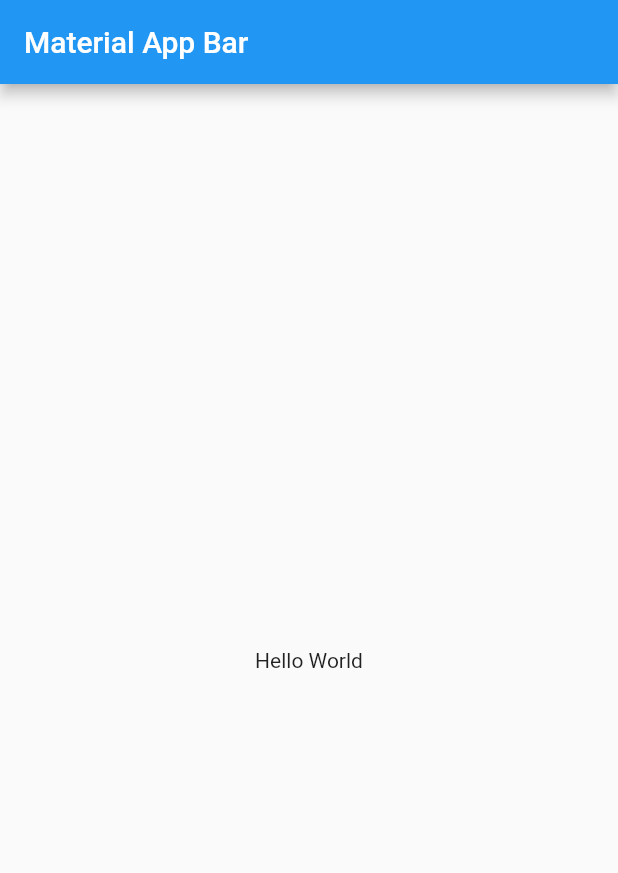
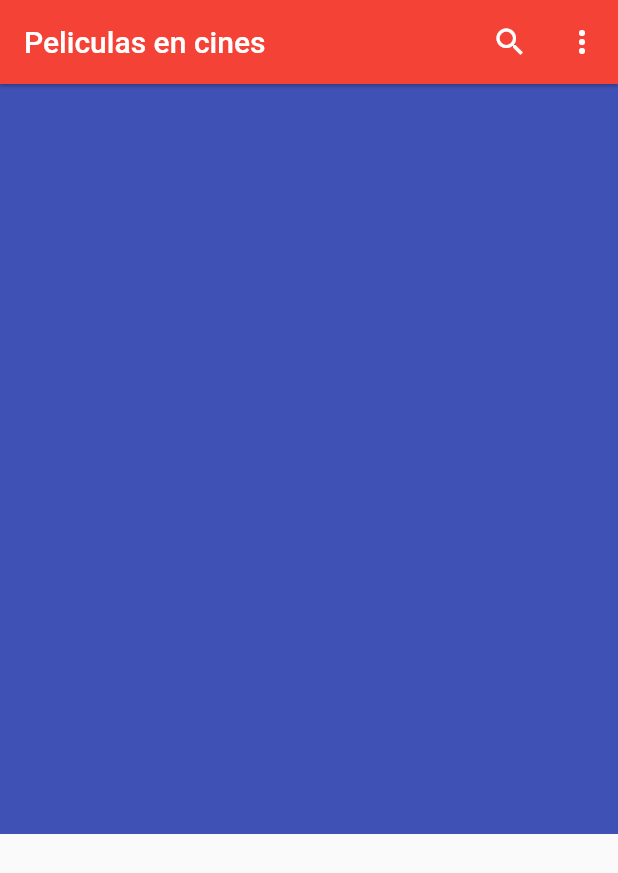
Before and after one commit to Turyfay/app-movie-flutter, a Flutter app: the screen it shows after launch, on a phone screen of 412 x 824 dp. Shown: the top 873 px of the screen. Run offline on Flutter 3.47's test engine with Material 2 defaults, Android fonts, the phone set to English and light mode, and no system bars.

Commit message:
Se detallo en el home

```diff
--- a/lib/main.dart
+++ b/lib/main.dart
@@ -1,3 +1,4 @@
+import 'package:app_movie/screens/screens.dart';
 import 'package:flutter/material.dart';
 
 void main() => runApp(MyApp());
@@ -8,16 +9,16 @@ class MyApp extends StatelessWidget {
   @override
   Widget build(BuildContext context) {
     return MaterialApp(
-      title: 'Material App',
-      home: Scaffold(
-        appBar: AppBar(
-          title: Text('Material App Bar'),
-        ),
-        body: Center(
-          child: Container(
-            child: Text('Hello World'),
-          ),
-        ),
+      debugShowCheckedModeBanner: false,
+      title: 'Peliculas',
+      initialRoute: 'home',
+      routes: {
+        'home': (context) => const HomeScreen(),
+        'details': (context) => const DetailScreen(),
+      },
+      theme: ThemeData.light().copyWith(
+        appBarTheme: const AppBarTheme(color: Colors.red),
+        primaryColor: Colors.red,
       ),
     );
   }
--- a/lib/screens/home_screen.dart
+++ b/lib/screens/home_screen.dart
@@ -1,3 +1,4 @@
+import 'package:app_movie/widgets/widgets.dart';
 import 'package:flutter/material.dart';
 
 class HomeScreen extends StatelessWidget {
@@ -5,9 +6,23 @@ class HomeScreen extends StatelessWidget {
 
   @override
   Widget build(BuildContext context) {
-    return const Scaffold(
-      body: Center(
-        child: Text('HomeScreen'),
+    return Scaffold(
+      appBar: AppBar(
+        elevation: 1,
+        actions: [
+          IconButton(
+            icon: const Icon(Icons.search),
+            onPressed: () {},
+          ),
+          IconButton(
+            icon: const Icon(Icons.more_vert),
+            onPressed: () {},
+          ),
+        ],
+        title: const Text('Peliculas en cines'),
+      ),
+      body: Column(
+        children: const [CardSwiperScreen()],
       ),
     );
   }
--- /dev/null
+++ b/lib/screens/screens.dart
@@ -0,0 +1,2 @@
+export 'package:app_movie/screens/details_screen.dart';
+export 'package:app_movie/screens/home_screen.dart';
--- /dev/null
+++ b/lib/widgets/card_swiper.dart
@@ -0,0 +1,14 @@
+import 'package:flutter/material.dart';
+
+class CardSwiperScreen extends StatelessWidget {
+  const CardSwiperScreen({Key? key}) : super(key: key);
+
+  @override
+  Widget build(BuildContext context) {
+    return Container(
+      width: double.infinity,
+      height: 500,
+      color: Colors.indigo,
+    );
+  }
+}
--- /dev/null
+++ b/lib/widgets/widgets.dart
@@ -0,0 +1 @@
+export 'package:app_movie/widgets/card_swiper.dart';
```
